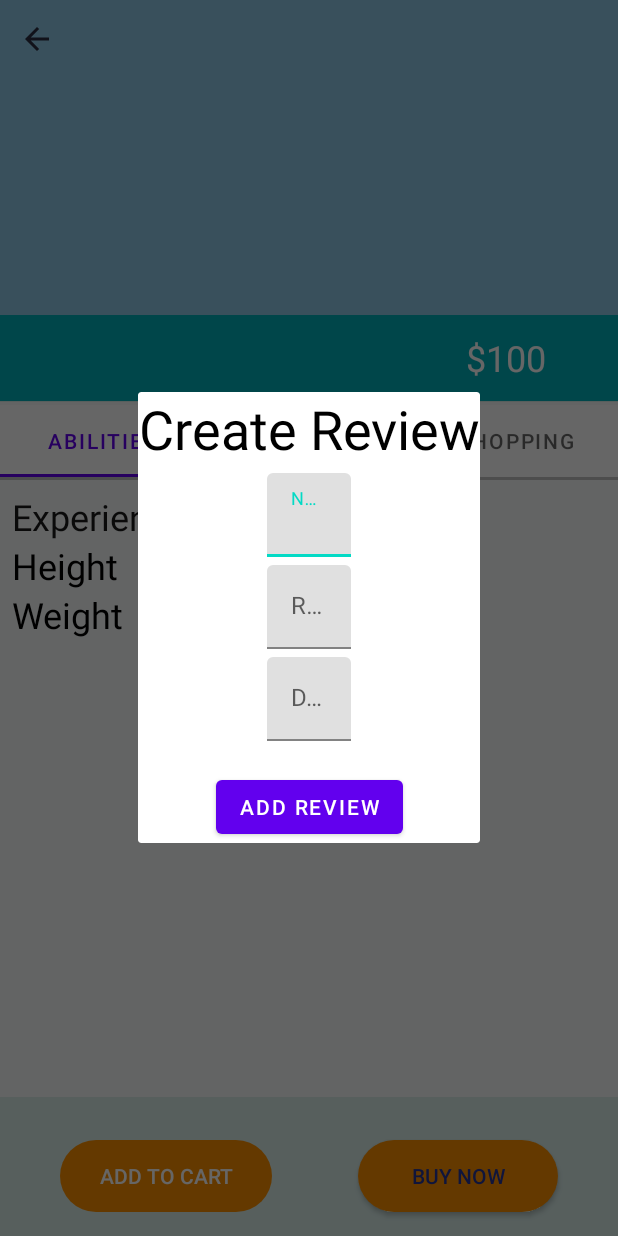
After one commit to EChilin5/Zotes_OCR, an Android app: the fragment ReviewItemOverlay placed in its activity, on a phone screen of 412 x 824 dp. The commit adds this screen. Run offline under Robolectric (Android 15) with nearby library versions, the phone set to English and light mode, and no system bars; pictures from the network do not load; 4 statements that could not run were skipped.

Commit message:
Created Initial Design and implementation for adding reviews to specified items

```diff
--- a/app/build.gradle
+++ b/app/build.gradle
@@ -45,6 +45,7 @@ dependencies {
     implementation 'com.google.firebase:firebase-auth-ktx:21.0.3'
     implementation 'androidx.navigation:navigation-fragment-ktx:2.4.2'
     implementation 'androidx.navigation:navigation-ui-ktx:2.4.2'
+    implementation 'com.google.firebase:firebase-firestore-ktx:24.1.2'
     testImplementation 'junit:junit:4.+'
     androidTestImplementation 'androidx.test.ext:junit:1.1.3'
     androidTestImplementation 'androidx.test.espresso:espresso-core:3.4.0'
--- /dev/null
+++ b/app/src/main/java/com/eachilin/zotes/ReviewItemOverlay.kt
@@ -0,0 +1,65 @@
+package com.eachilin.zotes
+
+import android.os.Bundle
+import androidx.fragment.app.Fragment
+import android.view.LayoutInflater
+import android.view.View
+import android.view.ViewGroup
+import android.widget.Button
+import android.widget.EditText
+import androidx.fragment.app.DialogFragment
+import com.eachilin.zotes.databinding.FragmentReviewItemOverlayBinding
+
+
+class ReviewItemOverlay : DialogFragment() {
+
+    private lateinit var _binding : FragmentReviewItemOverlayBinding
+    private val binding get() = _binding!!
+
+    private lateinit var btnAddItem : Button
+    private lateinit var etName : EditText
+    private lateinit var etRating : EditText
+    private lateinit var etDescription: EditText
+
+    override fun onCreate(savedInstanceState: Bundle?) {
+        super.onCreate(savedInstanceState)
+
+    }
+
+    override fun onCreateView(
+        inflater: LayoutInflater, container: ViewGroup?,
+        savedInstanceState: Bundle?
+    ): View? {
+        // Inflate the layout for this fragment
+        _binding = FragmentReviewItemOverlayBinding.inflate(inflater, container, false)
+        return binding.root
+    }
+
+    override fun onViewCreated(view: View, savedInstanceState: Bundle?) {
+        super.onViewCreated(view, savedInstanceState)
+        initView()
+
+        btnAddItem.setOnClickListener {
+            this.dismiss()
+        }
+
+    }
+
+    private fun initView() {
+        btnAddItem = binding.btnCreateReview
+        etName = binding.etReviewerName
+        etDescription = binding.etReviewDescription
+        etRating = binding.etReviewRating
+    }
+
+
+    companion object {
+        @JvmStatic
+        fun newInstance(param1: String, param2: String) =
+            ReviewItemOverlay().apply {
+                arguments = Bundle().apply {
+
+                }
+            }
+    }
+}
--- a/app/src/main/res/layout/fragment_overlay_buy_now.xml
+++ b/app/src/main/res/layout/fragment_overlay_buy_now.xml
@@ -53,7 +53,7 @@
         android:layout_width="match_parent"
         android:layout_height="wrap_content"
         android:layout_margin="5dp"
-        android:hint="Name"
+        android:hint="@string/name"
         app:boxStrokeColor="@color/teal_200"
         app:hintTextColor="@color/teal_200"
         app:layout_constraintBottom_toTopOf="@+id/OverlayBuyGL4"
--- /dev/null
+++ b/app/src/main/res/layout/fragment_review_item_overlay.xml
@@ -0,0 +1,90 @@
+<?xml version="1.0" encoding="utf-8"?>
+<androidx.constraintlayout.widget.ConstraintLayout xmlns:android="http://schemas.android.com/apk/res/android"
+    xmlns:app="http://schemas.android.com/apk/res-auto"
+    xmlns:tools="http://schemas.android.com/tools"
+    android:id="@+id/frameLayout2"
+    android:layout_width="match_parent"
+    android:layout_height="wrap_content"
+    tools:context=".ReviewItemOverlay">
+
+    <TextView
+        android:id="@+id/tvCreateReviewTitle"
+        android:layout_width="match_parent"
+        android:layout_height="wrap_content"
+        android:gravity="center_horizontal"
+        android:text="@string/create_review"
+        android:textColor="@color/black"
+        android:textSize="36sp"
+        app:layout_constraintStart_toStartOf="parent"
+        app:layout_constraintTop_toTopOf="parent" />
+
+    <com.google.android.material.textfield.TextInputLayout
+        android:id="@+id/etReviewNameLayout"
+        android:layout_width="match_parent"
+        android:layout_height="wrap_content"
+        android:layout_margin="5dp"
+        android:hint="@string/name"
+        app:boxStrokeColor="@color/teal_200"
+        app:hintTextColor="@color/teal_200"
+        app:layout_constraintEnd_toEndOf="parent"
+        app:layout_constraintStart_toStartOf="parent"
+        app:layout_constraintTop_toBottomOf="@+id/tvCreateReviewTitle">
+
+        <com.google.android.material.textfield.TextInputEditText
+            android:id="@+id/etReviewerName"
+            android:layout_width="match_parent"
+            android:layout_height="wrap_content"
+             />
+
+    </com.google.android.material.textfield.TextInputLayout>
+
+    <com.google.android.material.textfield.TextInputLayout
+        android:id="@+id/etReviewRatingLayout"
+        android:layout_width="match_parent"
+        android:layout_height="wrap_content"
+        android:layout_margin="5dp"
+        android:hint="@string/rating"
+        app:boxStrokeColor="@color/teal_200"
+        app:hintTextColor="@color/teal_200"
+        app:layout_constraintEnd_toEndOf="parent"
+        app:layout_constraintStart_toStartOf="parent"
+        app:layout_constraintTop_toBottomOf="@+id/etReviewNameLayout">
+
+        <com.google.android.material.textfield.TextInputEditText
+            android:id="@+id/etReviewRating"
+            android:layout_width="match_parent"
+            android:layout_height="wrap_content"
+            tools:ignore="TextContrastCheck" />
+
+    </com.google.android.material.textfield.TextInputLayout>
+
+    <com.google.android.material.textfield.TextInputLayout
+        android:id="@+id/etReviewDescriptionLayout"
+        android:layout_width="match_parent"
+        android:layout_height="wrap_content"
+        android:layout_margin="5dp"
+        android:hint="@string/description"
+        app:boxStrokeColor="@color/teal_200"
+        app:hintTextColor="@color/teal_200"
+        app:layout_constraintEnd_toEndOf="parent"
+        app:layout_constraintStart_toStartOf="parent"
+        app:layout_constraintTop_toBottomOf="@+id/etReviewRatingLayout">
+
+        <com.google.android.material.textfield.TextInputEditText
+            android:id="@+id/etReviewDescription"
+            android:layout_width="match_parent"
+            android:layout_height="wrap_content" />
+
+    </com.google.android.material.textfield.TextInputLayout>
+
+    <Button
+        android:id="@+id/btnCreateReview"
+        android:layout_width="wrap_content"
+        android:layout_height="wrap_content"
+        android:layout_marginTop="20dp"
+        android:text="@string/add_review"
+        app:layout_constraintEnd_toEndOf="parent"
+        app:layout_constraintStart_toStartOf="parent"
+        app:layout_constraintTop_toBottomOf="@+id/etReviewDescriptionLayout" />
+
+</androidx.constraintlayout.widget.ConstraintLayout>
--- a/app/src/main/res/values/strings.xml
+++ b/app/src/main/res/values/strings.xml
@@ -28,7 +28,6 @@
     <string name="open_dialog_form">open dialog form</string>
     <string name="pokemon_eshop">Pokemon Eshop</string>
     <string name="address">Address</string>
-    <string name="name">Name</string>
     <string name="title_activity_set_up_profile">SetUpProfile</string>
     <!-- Strings used for fragments for navigation -->
     <string name="first_fragment_label">First Fragment</string>
@@ -41,4 +40,11 @@
     <string name="enter_email">Enter Email</string>
     <string name="reset_password">Reset Password</string>
     <string name="reset">Reset</string>
+    <!-- TODO: Remove or change this placeholder text -->
+    <string name="hello_blank_fragment">Hello blank fragment</string>
+    <string name="name">Name</string>
+    <string name="add_review">Add Review</string>
+    <string name="description">Description</string>
+    <string name="rating">Rating</string>
+    <string name="create_review">Create Review</string>
 </resources>
```
Also changed, not shown: app/src/main/java/com/eachilin/zotes/adapter/ReviewAdapter.kt (added, +43 -0 lines), app/src/main/java/com/eachilin/zotes/modal/ReviewModal.kt (added, +12 -0 lines), app/src/main/java/com/eachilin/zotes/pokemondetailfragments/ShoppingDetails.kt (+54 -27 lines), app/src/main/res/layout/fragment_shopping_details.xml (+20 -14 lines), app/src/main/res/layout/item_reviews.xml (added, +51 -0 lines).
